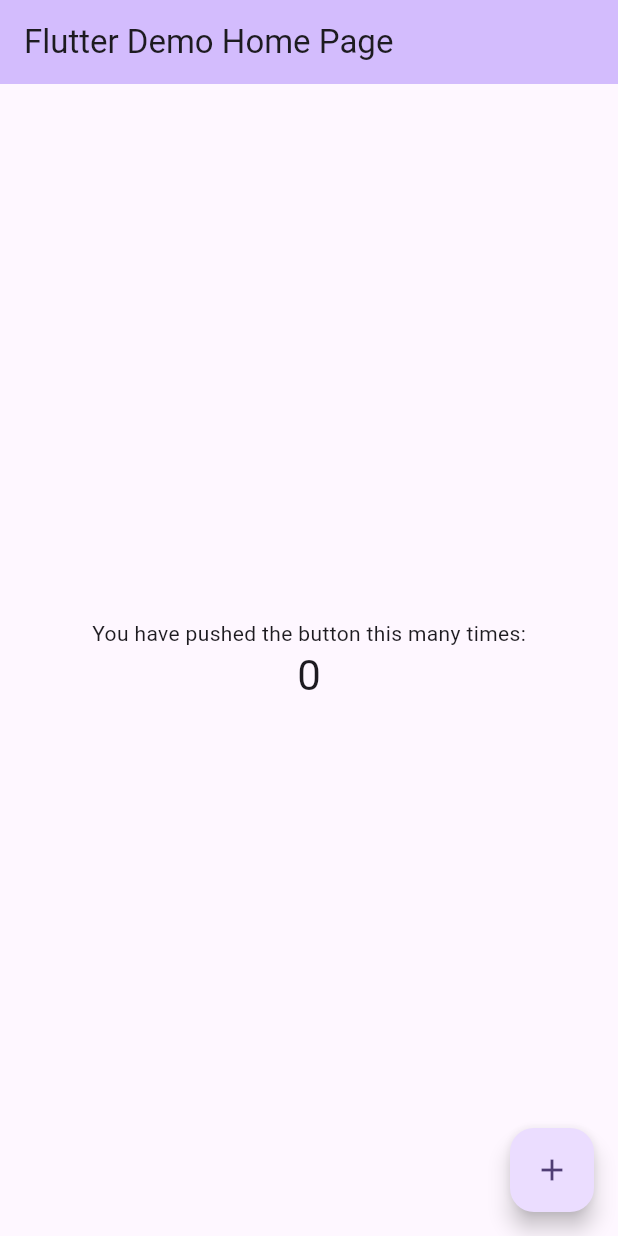
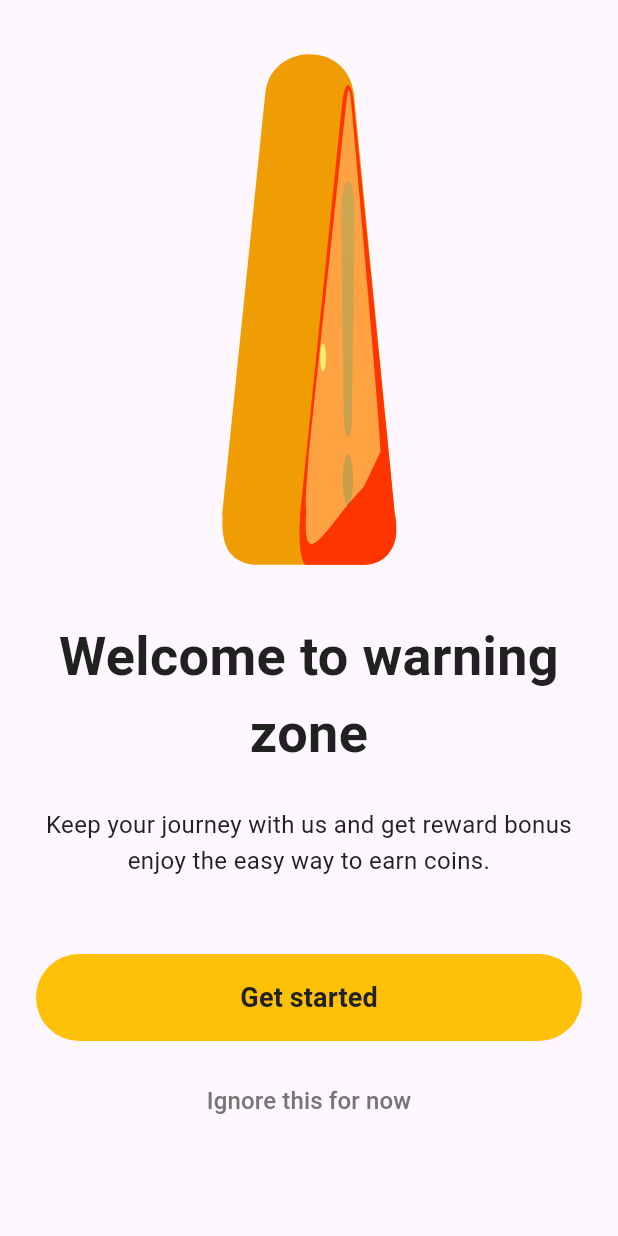
Before and after one commit to torjoyy/exist, a Flutter app: the screen it shows after launch, on a phone screen of 412 x 824 dp. Run offline on Flutter 3.47's test engine with Material 3 defaults, Android fonts, the phone set to English and light mode, and no system bars; our stand-ins replace lottie.

Commit message:
add onboarding

```diff
--- a/lib/core/theme/app_colors.dart
+++ b/lib/core/theme/app_colors.dart
@@ -0,0 +1,13 @@
+import 'package:flutter/material.dart';
+
+class AppColors {
+  AppColors._();
+
+  static const Color primary = Color(0xFFFFC107);
+  static const Color textPrimary = Color(0xFF212121);
+  static const Color textSecondary = Color(0xFF757575);
+  static const Color background = Colors.white;
+
+
+
+}
--- /dev/null
+++ b/lib/core/theme/app_spacing.dart
@@ -0,0 +1,14 @@
+import 'package:flutter/material.dart';
+
+class AppSpacing {
+  AppSpacing._();
+
+  static const double xs = 8;
+  static const double sm = 12;
+  static const double md = 16;
+  static const double lg = 24;
+  static const double xl = 36;
+  static const double xll = 50;
+
+
+}
--- a/lib/core/theme/app_text_styles.dart
+++ b/lib/core/theme/app_text_styles.dart
@@ -0,0 +1,32 @@
+import 'package:exist/core/theme/app_colors.dart';
+import 'package:flutter/material.dart';
+
+class AppTextStyles {
+  AppTextStyles._();
+
+  static const TextStyle heading = TextStyle(
+    fontSize: 36,
+    fontWeight: .bold,
+    color: AppColors.textPrimary,
+  );
+
+  static const TextStyle body = TextStyle(
+    fontSize: 16,
+    fontWeight: .w400,
+    color: AppColors.textPrimary,
+
+    height: 1.5,
+  );
+
+  static const TextStyle button = TextStyle(
+    fontSize: 18,
+    fontWeight: .bold,
+    color: AppColors.textPrimary
+  );
+
+  static const TextStyle secondary = TextStyle(
+    fontSize: 16,
+    fontWeight: .w500,
+    color: AppColors.textSecondary
+  );
+}
--- /dev/null
+++ b/lib/features/screens/homepage.dart
@@ -0,0 +1,14 @@
+import 'package:flutter/material.dart';
+
+class HomePage extends StatelessWidget {
+  const new({super.key});
+
+  @override
+  Widget build(BuildContext context) {
+    return Scaffold(
+      appBar: AppBar(
+        title: Text('Danger'),
+      ),
+    );
+  }
+}
--- /dev/null
+++ b/lib/features/screens/onboarding.dart
@@ -0,0 +1,72 @@
+import 'package:exist/core/theme/app_colors.dart';
+import 'package:exist/core/theme/app_spacing.dart';
+import 'package:exist/core/theme/app_text_styles.dart';
+import 'package:exist/features/screens/homepage.dart';
+import 'package:flutter/material.dart';
+import 'package:lottie/lottie.dart';
+
+class Onboarding extends StatelessWidget {
+  const Onboarding({super.key});
+
+  @override
+  Widget build(BuildContext context) {
+    return Scaffold(
+      body: SafeArea(
+        child: Padding(
+          padding: const EdgeInsets.all(24),
+          child: Column(
+            children: [
+              Lottie.asset('assets/animations/Warning.json'),
+
+              SizedBox(height: AppSpacing.lg),
+              Text(
+                'Welcome to warning zone',
+                style: AppTextStyles.heading,
+                textAlign: .center,
+              ),
+
+              SizedBox(height: AppSpacing.lg),
+              Text(
+                'Keep your journey with us and get reward bonus enjoy the easy way to earn coins.',
+                style: AppTextStyles.body,
+                textAlign: .center,
+              ),
+
+              SizedBox(height: AppSpacing.xll),
+              SizedBox(
+                width: double.infinity,
+
+                child: FilledButton(
+                  style: FilledButton.styleFrom(
+                    backgroundColor: AppColors.primary,
+                    foregroundColor: AppColors.textPrimary,
+
+                    padding: EdgeInsets.symmetric(vertical: AppSpacing.md),
+                  ),
+                  onPressed: () {
+                    Navigator.push(context, MaterialPageRoute(builder: (context)=> HomePage()));
+                  },
+                  child: Text('Get started', style: AppTextStyles.button),
+                ),
+              ),
+
+              SizedBox(height: AppSpacing.md),
+              TextButton(
+                onPressed: () {
+                  Navigator.push(
+                    context,
+                    MaterialPageRoute(builder: (context) => HomePage()),
+                  );
+                },
+                child: Text(
+                  'Ignore this for now',
+                  style: AppTextStyles.secondary,
+                ),
+              ),
+            ],
+          ),
+        ),
+      ),
+    );
+  }
+}
--- a/lib/main.dart
+++ b/lib/main.dart
@@ -1,3 +1,4 @@
+import 'package:exist/features/screens/onboarding.dart';
 import 'package:flutter/material.dart';
 
 void main() {
@@ -12,111 +13,8 @@ class MyApp extends StatelessWidget {
   Widget build(BuildContext context) {
     return MaterialApp(
       title: 'Flutter Demo',
-      theme: ThemeData(
-        // This is the theme of your application.
-        //
-        // TRY THIS: Try running your application with "flutter run". You'll see
-        // the application has a purple toolbar. Then, without quitting the app,
-        // try changing the seedColor in the colorScheme below to Colors.green
-        // and then invoke "hot reload" (save your changes or press the "hot
-        // reload" button in a Flutter-supported IDE, or press "r" if you used
-        // the command line to start the app).
-        //
-        // Notice that the counter didn't reset back to zero; the application
-        // state is not lost during the reload. To reset the state, use hot
-        // restart instead.
-        //
-        // This works for code too, not just values: Most code changes can be
-        // tested with just a hot reload.
-        colorScheme: .fromSeed(seedColor: Colors.deepPurple),
-      ),
-      home: const MyHomePage(title: 'Flutter Demo Home Page'),
+      debugShowCheckedModeBanner: false,
+      home: Onboarding(),
     );
   }
 }
-
-class MyHomePage extends StatefulWidget {
-  const MyHomePage({super.key, required this.title});
-
-  // This widget is the home page of your application. It is stateful, meaning
-  // that it has a State object (defined below) that contains fields that affect
-  // how it looks.
-
-  // This class is the configuration for the state. It holds the values (in this
-  // case the title) provided by the parent (in this case the App widget) and
-  // used by the build method of the State. Fields in a Widget subclass are
-  // always marked "final".
-
-  final String title;
-
-  @override
-  State<MyHomePage> createState() => _MyHomePageState();
-}
-
-class _MyHomePageState extends State<MyHomePage> {
-  int _counter = 0;
-
-  void _incrementCounter() {
-    setState(() {
-      // This call to setState tells the Flutter framework that something has
-      // changed in this State, which causes it to rerun the build method below
-      // so that the display can reflect the updated values. If we changed
-      // _counter without calling setState(), then the build method would not be
-      // called again, and so nothing would appear to happen.
-      _counter++;
-    });
-  }
-
-  @override
-  Widget build(BuildContext context) {
-    // This method is rerun every time setState is called, for instance as done
-    // by the _incrementCounter method above.
-    //
-    // The Flutter framework has been optimized to make rerunning build methods
-    // fast, so that you can just rebuild anything that needs updating rather
-    // than having to individually change instances of widgets.
-    return Scaffold(
-      appBar: AppBar(
-        // TRY THIS: Try changing the color here to a specific color (to
-        // Colors.amber, perhaps?) and trigger a hot reload to see the AppBar
-        // change color while the other colors stay the same.
-        backgroundColor: Theme.of(context).colorScheme.inversePrimary,
-        // Here we take the value from the MyHomePage object that was created by
-        // the App.build method, and use it to set our appbar title.
-        title: Text(widget.title),
-      ),
-      body: Center(
-        // Center is a layout widget. It takes a single child and positions it
-        // in the middle of the parent.
-        child: Column(
-          // Column is also a layout widget. It takes a list of children and
-          // arranges them vertically. By default, it sizes itself to fit its
-          // children horizontally, and tries to be as tall as its parent.
-          //
-          // Column has various properties to control how it sizes itself and
-          // how it positions its children. Here we use mainAxisAlignment to
-          // center the children vertically; the main axis here is the vertical
-          // axis because Columns are vertical (the cross axis would be
-          // horizontal).
-          //
-          // TRY THIS: Invoke "debug painting" (choose the "Toggle Debug Paint"
-          // action in the IDE, or press "p" in the console), to see the
-          // wireframe for each widget.
-          mainAxisAlignment: .center,
-          children: [
-            const Text('You have pushed the button this many times:'),
-            Text(
-              '$_counter',
-              style: Theme.of(context).textTheme.headlineMedium,
-            ),
-          ],
-        ),
-      ),
-      floatingActionButton: FloatingActionButton(
-        onPressed: _incrementCounter,
-        tooltip: 'Increment',
-        child: const Icon(Icons.add),
-      ),
-    );
-  }
-}
--- a/pubspec.yaml
+++ b/pubspec.yaml
@@ -36,6 +36,7 @@ dependencies:
   cupertino_icons: ^1.0.8
   flutter_launcher_icons: ^0.14.4
   flutter_native_splash: ^2.4.8
+  lottie: ^3.8.2
 
 dev_dependencies:
   flutter_test:
```
Also changed, not shown: pubspec.lock, 1 other file.
